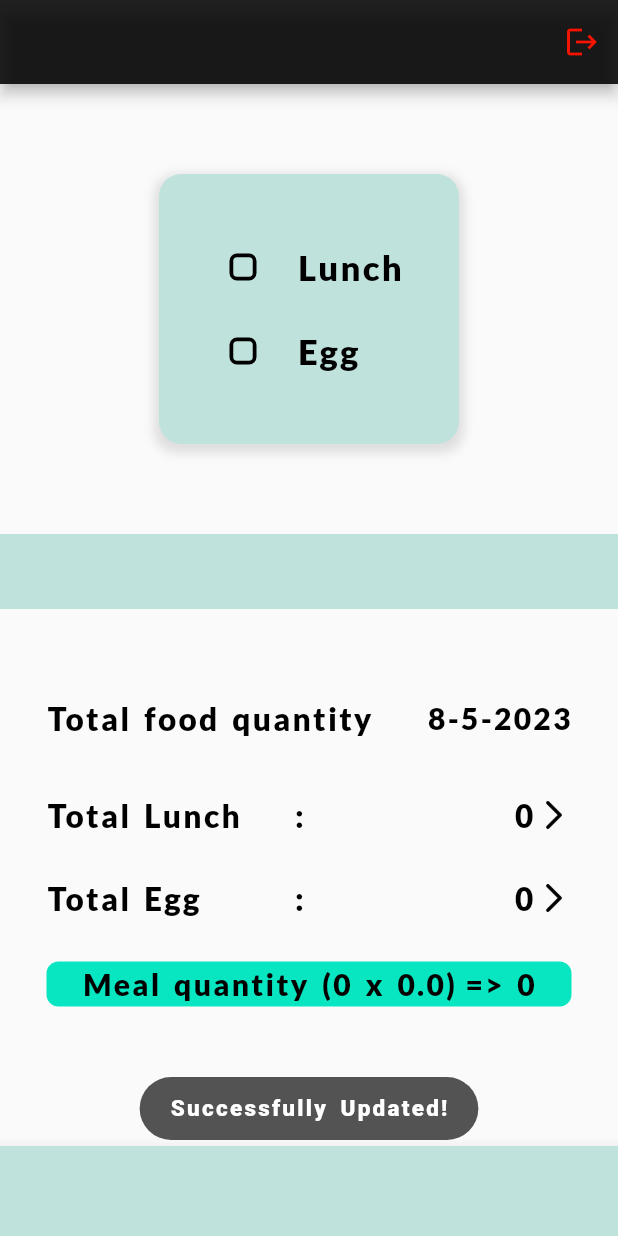
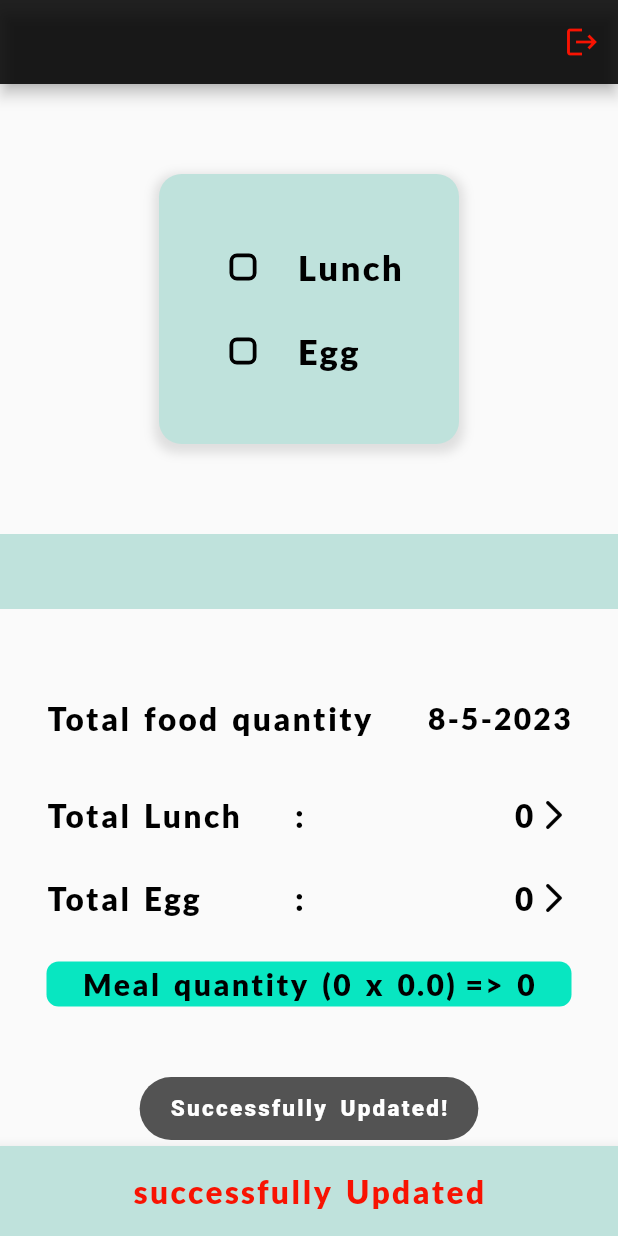
Before and after one commit to mahesheasy/lunch_repository, a Flutter app: the screen it shows once a user with an empty profile is signed in, after a tap on "yes", on a phone screen of 412 x 824 dp. Run offline on Flutter 3.47's test engine with Material 2 defaults, Android fonts, the phone set to English and light mode, and no system bars; our stand-ins replace cloud_firestore, firebase_auth, firebase_core, firebase_remote_config, flutter_local_notifications, google_fonts and 2 more; accounts and stored records are empty; network calls fail.

Commit message:
user bottom bar changes with new features

```diff
--- /dev/null
+++ b/lib/home/admin_bottom_bar.dart
@@ -0,0 +1,30 @@
+
+import 'package:flutter/material.dart';
+import 'package:lunch_app/home/home_page_buttons.dart';
+
+Row adminbottombar(BuildContext context, totallunchcount, totaleggcount, meal_quantity) {
+  return Row(
+    mainAxisAlignment: MainAxisAlignment.center,
+    children: [
+      // we used "false , false" for balanceing buttons like copy and yes btns
+      logoutsubmitSharebtn(
+          1,
+          context,
+          false,
+          false,
+          totallunchcount.toString(),
+          totaleggcount.toString(),
+          meal_quantity),
+      SizedBox(
+        width: 20,
+      ),
+      Text(
+        'and paste in WhatsApp',
+        style: Theme.of(context)
+            .textTheme
+            .bodyMedium!
+            .copyWith(fontSize: 21, color: Colors.black),
+      )
+    ],
+  );
+}
--- a/lib/home/bottombarcontant.dart
+++ b/lib/home/bottombarcontant.dart
@@ -1,28 +1,32 @@
+import 'package:firebase_auth/firebase_auth.dart';
 import 'package:flutter/material.dart';
+import 'package:lunch_app/home/admin_bottom_bar.dart';
 import 'package:lunch_app/home/home_page_buttons.dart';
+import 'package:lunch_app/home/user_bottom_bar.dart';
 
-Row Bottomappbarcontant(
-  BuildContext context,
-  totallunchcount,
-  totaleggcount,
-  meal_quantity
-) {
-  return Row(
-    mainAxisAlignment: MainAxisAlignment.center,
-    children: [
-      // we used "false , false" for balanceing buttons like copy and yes btns
-      logoutsubmitSharebtn(1, context, false, false, totallunchcount.toString(),
-          totaleggcount.toString(),meal_quantity),
-      SizedBox(
-        width: 20,
-      ),
-      Text(
-        'and paste in WhatsApp',
-        style: Theme.of(context)
-            .textTheme
-            .bodyMedium!
-            .copyWith(fontSize: 21, color: Colors.black),
-      )
-    ],
-  );
+Widget Bottomappbarcontant(BuildContext context, totallunchcount, totaleggcount,
+    meal_quantity, isLunchProvided,fixedTime) {
+  final user = FirebaseAuth.instance.currentUser;
+  if (now.hour >= fixedTime && user?.email == "lunch123@gmail.com") {
+    return adminbottombar(context, totallunchcount, totaleggcount, meal_quantity);
+  }
+   else if (now.hour < fixedTime ) {
+   // return userbottombar(context,"You have to update the food");
+    if (isLunchProvided) {
+      return userbottombar(context,"successfully Updated");
+
+    } else {
+      return userbottombar(context,"you have to update the food");
+    }
+  } else if (now.hour >= fixedTime ) {
+    if (isLunchProvided) {
+      return userbottombar(context,"successfully Updated");
+
+    } else {
+      return userbottombar(context,"you missed the lunch");
+    }
+  }
+ else{
+    return SizedBox();
+  }
 }
--- a/lib/home/check_box_tile.dart
+++ b/lib/home/check_box_tile.dart
@@ -2,7 +2,7 @@ import 'package:flutter/material.dart';
 
 class CheckBoxtile extends StatelessWidget {
   final bool initialvalue;
-  final bool isLunchProvided;
+  final bool enabled;
   final void Function(bool? value) onchnage;
   final String title;
 
@@ -10,7 +10,7 @@ class CheckBoxtile extends StatelessWidget {
       {super.key,
       required this.initialvalue,
       required this.onchnage,
-      required this.isLunchProvided,
+      required this.enabled,
       required this.title});
   @override
   Widget build(BuildContext context) {
@@ -18,7 +18,7 @@ class CheckBoxtile extends StatelessWidget {
       width: 160,
       child: CheckboxListTile(
         value: initialvalue,
-        enabled: isLunchProvided,
+        enabled: enabled,
         activeColor: Color.fromARGB(255, 107, 124, 252),
         onChanged: onchnage,
         checkboxShape:
--- a/lib/home/home_page.dart
+++ b/lib/home/home_page.dart
@@ -20,6 +20,8 @@ class _HomePageState extends State<HomePage> {
   bool _lunchisChecked = false;
   bool _eggisChecked = false;
   bool _isLunchProvided = false;
+
+  int fixedTime = 11; // but 11
   List<String> _list = ['Lock Cheyyala ? ', 'Lock Karna Kya ?'];
   int _currentIndex = 0;
   var now = DateTime.now();
@@ -37,16 +39,18 @@ class _HomePageState extends State<HomePage> {
         .get()
         .then(
       (Snap) {
-        if (Snap.size == 0 && DateTime.now().hour >= 11) {
+        //
+        // if (Snap.size == 0 && DateTime.now().hour >= fixedTime) {
+        //   _isLunchProvided = false;
+
+        //   timer.cancel();
+        //   setState(() {});
+        // }
+          if (Snap.size == 0) {
           _isLunchProvided = false;
-
-          timer.cancel();
-          setState(() {});
-        } else if (Snap.size == 0) {
-          _isLunchProvided = true;
           setState(() {});
         } else {
-          _isLunchProvided = false;
+          _isLunchProvided = true;
           _lunchisChecked = Snap.docs.first['lunch'] as bool;
           _eggisChecked = Snap.docs.first['egg'] as bool;
           timer.cancel();
@@ -164,7 +168,7 @@ class _HomePageState extends State<HomePage> {
                         children: [
                           CheckBoxtile(
                             initialvalue: _lunchisChecked,
-                            isLunchProvided: _isLunchProvided,
+                            enabled: !_isLunchProvided && now.hour < fixedTime,
                             title: "Lunch",
                             onchnage: (value) {
                               setState(() {
@@ -174,7 +178,7 @@ class _HomePageState extends State<HomePage> {
                           ),
                           CheckBoxtile(
                             initialvalue: _eggisChecked,
-                            isLunchProvided: _isLunchProvided,
+                            enabled: !_isLunchProvided && now.hour < fixedTime,
                             title: "Egg",
                             onchnage: (value) {
                               setState(() {
@@ -200,8 +204,8 @@ class _HomePageState extends State<HomePage> {
                 padding: EdgeInsets.only(right: 5, left: 5),
                 child: Column(
                   children: [
-                    if (now.hour < 11)
-                      if (_isLunchProvided)
+                    if (now.hour < fixedTime)
+                      if (!_isLunchProvided)
                         yesbtnandtext(
                           0,
                           context,
@@ -217,7 +221,7 @@ class _HomePageState extends State<HomePage> {
                             fortotalegg();
                           },
                         ),
-                    if (now.hour >= 11) timeoutwidget(context),
+                    if (now.hour >= fixedTime) timeoutwidget(context),
                   ],
                 ),
               ),
@@ -238,9 +242,8 @@ class _HomePageState extends State<HomePage> {
           child: Container(
             child: Column(
               children: [
-                if (now.hour >= 11)
                   Bottomappbarcontant(context, totallunchcount.toString(),
-                      totaleggcount.toString(), meal_quantity),
+                      totaleggcount.toString(), meal_quantity,_isLunchProvided,fixedTime),
               ],
             ),
           ),
--- /dev/null
+++ b/lib/home/user_bottom_bar.dart
@@ -0,0 +1,20 @@
+
+import 'package:flutter/material.dart';
+
+Row userbottombar(BuildContext context,usertextbar) {
+  return Row(
+    mainAxisAlignment: MainAxisAlignment.center,
+    children: [
+      SizedBox(
+        height: 50,
+      ),
+      Text(
+        '$usertextbar',
+        style: Theme.of(context).textTheme.bodyMedium!.copyWith(
+              fontSize: 21,
+             color: Color.fromARGB(255, 248, 19, 2),
+            ),
+      ),
+    ],
+  );
+}
```
Also changed, not shown: lib/home/home_page_buttons.dart (+16 -9 lines).
